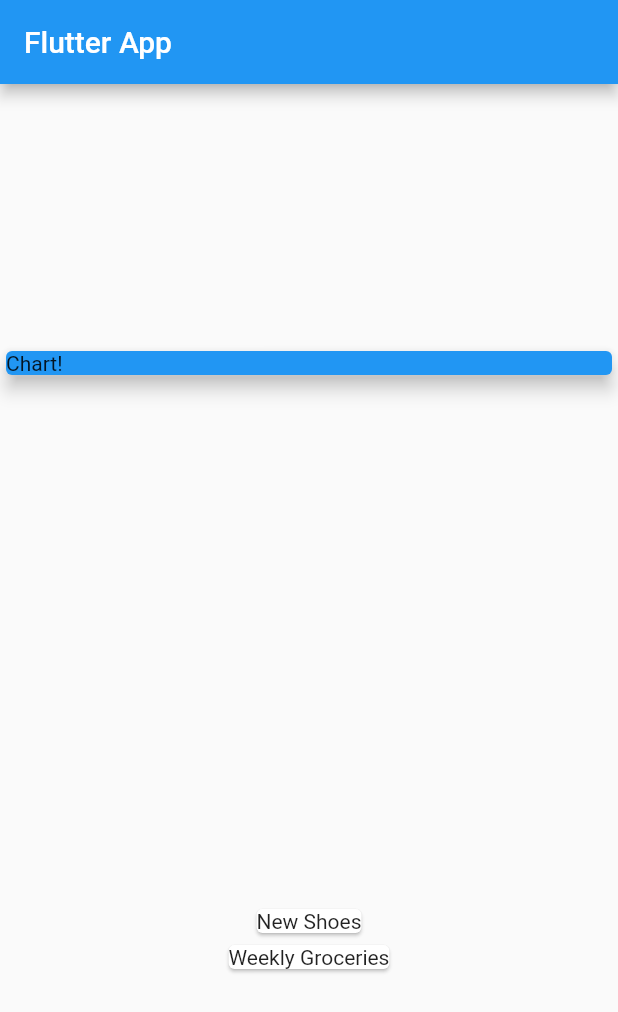
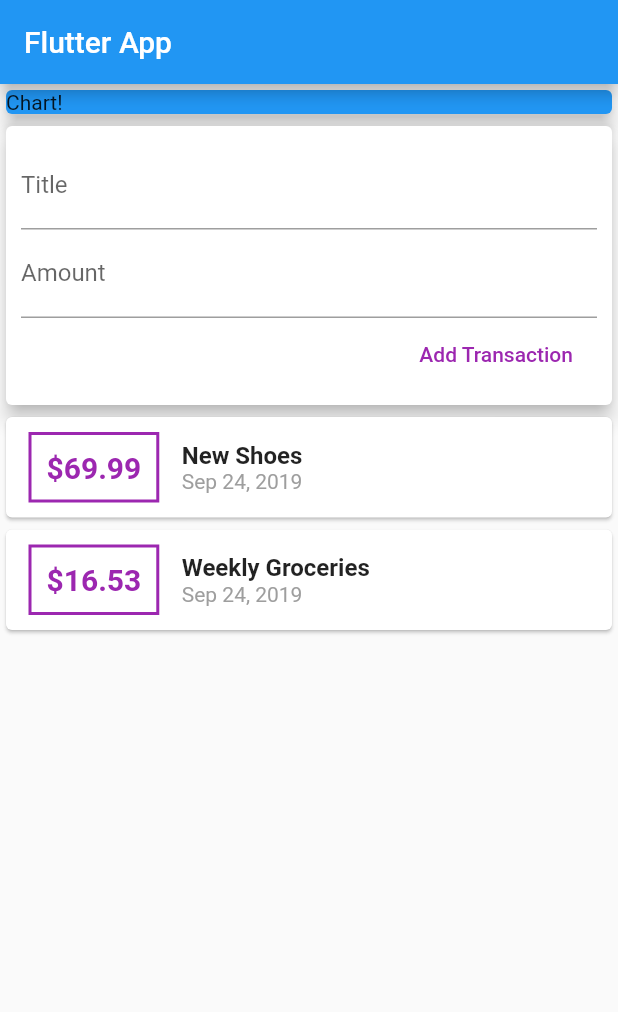
Before and after one commit to DanielLCintra/flutter_expenses_app, a Flutter app: the screen it shows after launch, on a phone screen of 412 x 824 dp. Shown: the top 1012 px of the screen. Run offline on Flutter 3.47's test engine with Material 2 defaults, Android fonts, the phone set to English and light mode, and no system bars.

Commit message:
Atualizações e abstrações

```diff
--- a/lib/main.dart
+++ b/lib/main.dart
@@ -1,5 +1,5 @@
 import 'package:flutter/material.dart';
-import './transaction.dart';
+import './widgets/UserTransactions.dart';
 
 void main() => runApp(MyApp());
 
@@ -17,21 +17,6 @@ class MyApp extends StatelessWidget {
 }
 
 class MyHomePage extends StatelessWidget {
-  final List<Transaction> transactions = [
-    Transaction(
-      id: 't1',
-      title: 'New Shoes',
-      amount: 69.99,
-      date: DateTime.now(),
-    ),
-    Transaction(
-      id: 't2',
-      title: 'Weekly Groceries',
-      amount: 16.53,
-      date: DateTime.now(),
-    ),
-  ];
-
   @override
   Widget build(BuildContext context) {
     return Scaffold(
@@ -39,7 +24,7 @@ class MyHomePage extends StatelessWidget {
         title: Text("Flutter App"),
       ),
       body: Column(
-        mainAxisAlignment: MainAxisAlignment.spaceAround,
+        // mainAxisAlignment: MainAxisAlignment.start,
         crossAxisAlignment: CrossAxisAlignment.stretch,
         children: <Widget>[
           Container(
@@ -50,12 +35,7 @@ class MyHomePage extends StatelessWidget {
               elevation: 5,
             ),
           ),
-          Column(
-              children: transactions.map((tx) {
-            return Card(
-              child: Text(tx.title),
-            );
-          }).toList()),
+          UserTransactions(),
         ],
       ),
     );
--- /dev/null
+++ b/lib/widgets/NewTransaction.dart
@@ -0,0 +1,34 @@
+import 'package:flutter/material.dart';
+
+class NewTransaction extends StatelessWidget {
+  final titleController = TextEditingController();
+  final amountController = TextEditingController();
+
+  @override
+  Widget build(BuildContext context) {
+    return Card(
+      elevation: 5,
+      child: Container(
+        padding: EdgeInsets.all(10),
+        child: Column(
+          crossAxisAlignment: CrossAxisAlignment.end,
+          children: <Widget>[
+            TextField(
+              controller: titleController,
+              decoration: InputDecoration(labelText: 'Title'),
+            ),
+            TextField(
+              controller: amountController,
+              decoration: InputDecoration(labelText: 'Amount'),
+            ),
+            FlatButton(
+              child: Text("Add Transaction"),
+              textColor: Colors.purple,
+              onPressed: () {},
+            )
+          ],
+        ),
+      ),
+    );
+  }
+}
--- /dev/null
+++ b/lib/widgets/TransactionList.dart
@@ -0,0 +1,61 @@
+import 'package:flutter/material.dart';
+import 'package:flutter_expenses_app/models/transaction.dart';
+import 'package:intl/intl.dart';
+
+class TransactionList extends StatelessWidget {
+  final List<Transaction> _userTransactions;
+
+  TransactionList(this._userTransactions);
+
+  @override
+  Widget build(BuildContext context) {
+    return Column(
+        children: _userTransactions.map((tx) {
+      return Card(
+        child: Row(
+          children: <Widget>[
+            Container(
+              margin: EdgeInsets.symmetric(
+                vertical: 10,
+                horizontal: 15,
+              ),
+              decoration: BoxDecoration(
+                border: Border.all(
+                  color: Colors.purple,
+                  width: 2,
+                ),
+              ),
+              padding: EdgeInsets.all(10),
+              child: Text(
+                '\$${tx.amount}',
+                style: TextStyle(
+                  fontWeight: FontWeight.bold,
+                  fontSize: 20,
+                  color: Colors.purple,
+                ),
+              ),
+            ),
+            Column(
+              crossAxisAlignment: CrossAxisAlignment.start,
+              children: <Widget>[
+                Text(
+                  tx.title,
+                  style: TextStyle(
+                    fontSize: 16,
+                    fontWeight: FontWeight.bold,
+                  ),
+                ),
+                Text(
+                  DateFormat.yMMMd().format(tx.date),
+                  style: TextStyle(
+                    color: Colors.grey,
+                  ),
+                ),
+              ],
+            )
+          ],
+        ),
+      );
+    }).toList());
+  }
+}
--- /dev/null
+++ b/lib/widgets/UserTransactions.dart
@@ -0,0 +1,36 @@
+import 'package:flutter/material.dart';
+import '../models/transaction.dart';
+import './NewTransaction.dart';
+import './TransactionList.dart';
+
+class UserTransactions extends StatefulWidget {
+  @override
+  _UserTransactionsState createState() => _UserTransactionsState();
+}
+
+class _UserTransactionsState extends State<UserTransactions> {
+  final List<Transaction> _userTransactions = [
+    Transaction(
+      id: 't1',
+      title: 'New Shoes',
+      amount: 69.99,
+      date: DateTime.now(),
+    ),
+    Transaction(
+      id: 't2',
+      title: 'Weekly Groceries',
+      amount: 16.53,
+      date: DateTime.now(),
+    ),
+  ];
+
+  @override
+  Widget build(BuildContext context) {
+    return Column(
+      children: <Widget>[
+        NewTransaction(),
+        TransactionList(_userTransactions),
+      ],
+    );
+  }
+}
--- a/pubspec.yaml
+++ b/pubspec.yaml
@@ -19,7 +19,7 @@ environment:
 dependencies:
   flutter:
     sdk: flutter
-
+  intl: ^0.15.8
   # The following adds the Cupertino Icons font to your application.
   # Use with the CupertinoIcons class for iOS style icons.
   cupertino_icons: ^0.1.2
```
Also changed, not shown: lib/models/transaction.dart (renamed from lib/transaction.dart), pubspec.lock.
